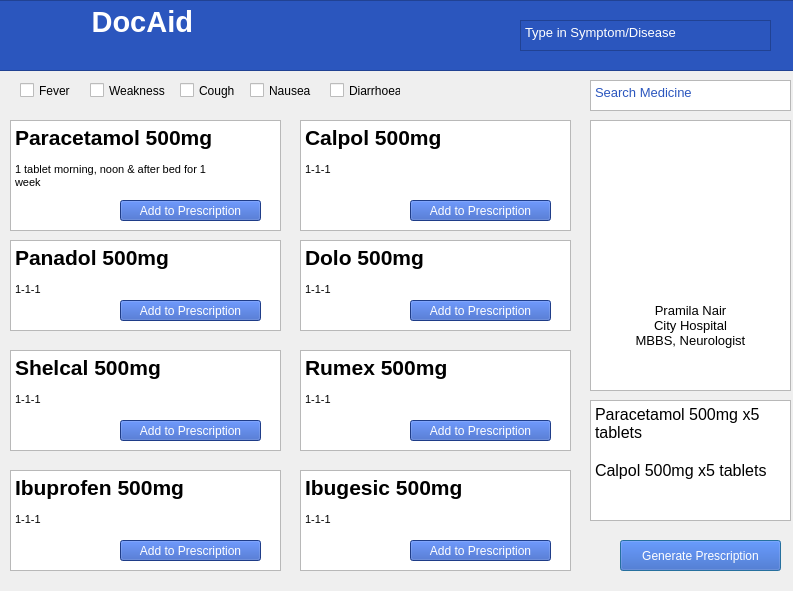
Qt form UI/prescription.ui (DocAid/Desktop-Doctor) before a commit.
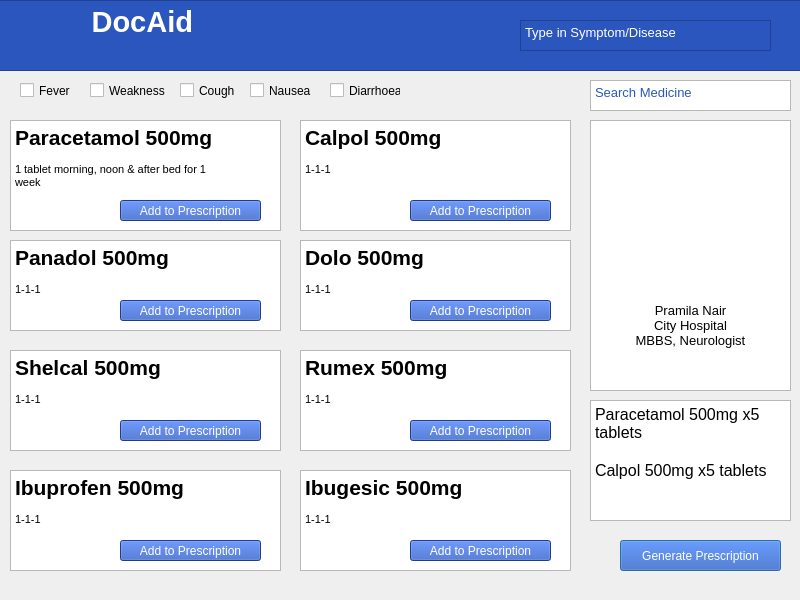
The same form after that commit. Icons and pictures are not drawn.

The edit to the form file:
```diff
--- a/UI/prescription.ui
+++ b/UI/prescription.ui
@@ -6,8 +6,8 @@
    <rect>
     <x>0</x>
     <y>0</y>
-    <width>793</width>
-    <height>591</height>
+    <width>800</width>
+    <height>600</height>
    </rect>
   </property>
   <property name="windowTitle">
```
Left out of the diff: 4 changed lines with no effect on the pictures.
